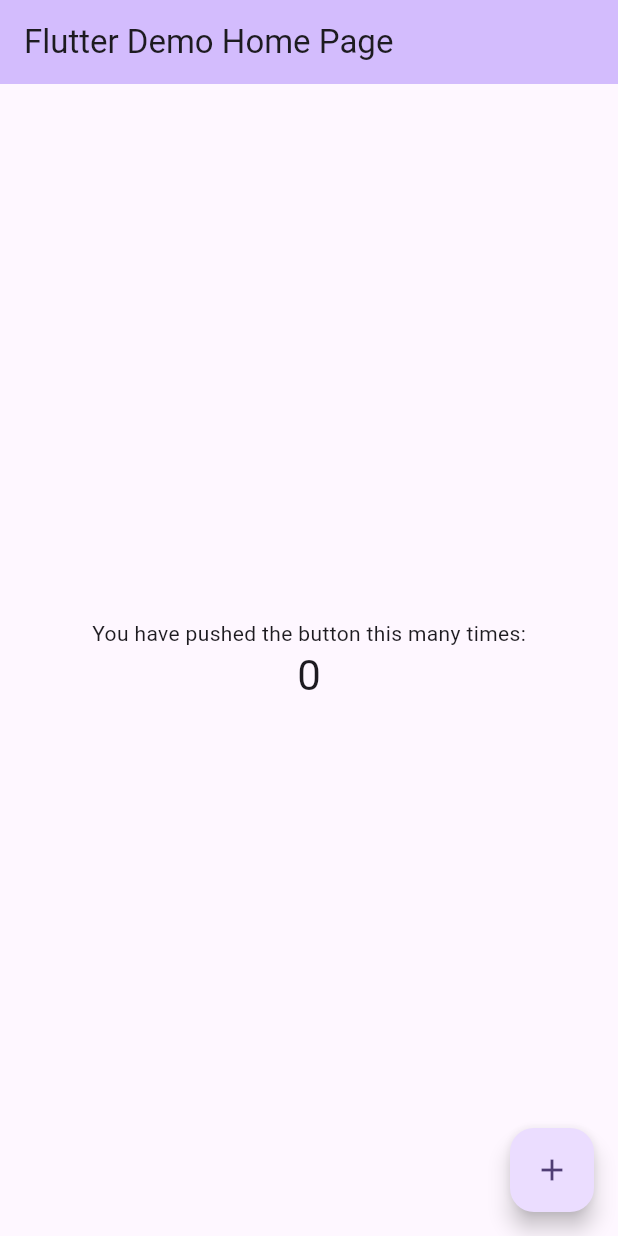
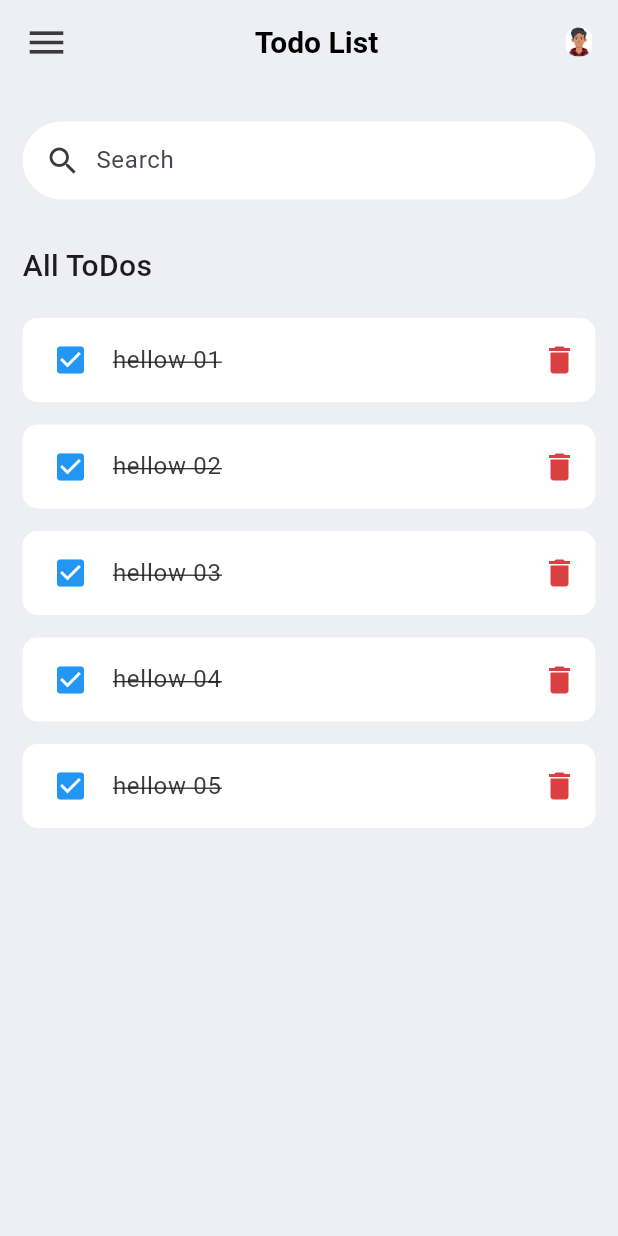
Before and after one commit to KosalaGunarathna/TodoApp-Flutter, a Flutter app: the screen it shows after launch, on a phone screen of 412 x 824 dp. Run offline on Flutter 3.47's test engine with Material 3 defaults, Android fonts, the phone set to English and light mode, and no system bars.

Commit message:
getting todo item to home page

```diff
--- /dev/null
+++ b/lib/color_theam/color.dart
@@ -0,0 +1,9 @@
+import 'package:flutter/material.dart';
+
+const Color tdRed = Color(0xFFDA4040);
+const Color tdBlue = Color(0xFF5F52EE);
+
+const Color tdBlack = Color(0xFF3A3A3A);
+const Color tdGrey = Color(0xFF717171);
+
+const Color tdBGColor = Color(0xFFEEEFF5);
--- a/lib/main.dart
+++ b/lib/main.dart
@@ -1,4 +1,6 @@
 import 'package:flutter/material.dart';
+import 'package:flutter/services.dart';
+import 'package:todoapp/screens/home.dart';
 
 void main() {
   runApp(const MyApp());
@@ -10,116 +12,14 @@
   // This widget is the root of your application.
   @override
   Widget build(BuildContext context) {
+    SystemChrome.setSystemUIOverlayStyle(
+      const SystemUiOverlayStyle(
+        statusBarColor: Colors.transparent, // Make status bar transparent
+      ),
+    );
     return MaterialApp(
-      title: 'Flutter Demo',
-      theme: ThemeData(
-        // This is the theme of your application.
-        //
-        // TRY THIS: Try running your application with "flutter run". You'll see
-        // the application has a purple toolbar. Then, without quitting the app,
-        // try changing the seedColor in the colorScheme below to Colors.green
-        // and then invoke "hot reload" (save your changes or press the "hot
-        // reload" button in a Flutter-supported IDE, or press "r" if you used
-        // the command line to start the app).
-        //
-        // Notice that the counter didn't reset back to zero; the application
-        // state is not lost during the reload. To reset the state, use hot
-        // restart instead.
-        //
-        // This works for code too, not just values: Most code changes can be
-        // tested with just a hot reload.
-        colorScheme: ColorScheme.fromSeed(seedColor: Colors.deepPurple),
-        useMaterial3: true,
-      ),
-      home: const MyHomePage(title: 'Flutter Demo Home Page'),
+      title: 'Todo App',
+      home: Home(),
     );
   }
 }
-
-class MyHomePage extends StatefulWidget {
-  const MyHomePage({super.key, required this.title});
-
-  // This widget is the home page of your application. It is stateful, meaning
-  // that it has a State object (defined below) that contains fields that affect
-  // how it looks.
-
-  // This class is the configuration for the state. It holds the values (in this
-  // case the title) provided by the parent (in this case the App widget) and
-  // used by the build method of the State. Fields in a Widget subclass are
-  // always marked "final".
-
-  final String title;
-
-  @override
-  State<MyHomePage> createState() => _MyHomePageState();
-}
-
-class _MyHomePageState extends State<MyHomePage> {
-  int _counter = 0;
-
-  void _incrementCounter() {
-    setState(() {
-      // This call to setState tells the Flutter framework that something has
-      // changed in this State, which causes it to rerun the build method below
-      // so that the display can reflect the updated values. If we changed
-      // _counter without calling setState(), then the build method would not be
-      // called again, and so nothing would appear to happen.
-      _counter++;
-    });
-  }
-
-  @override
-  Widget build(BuildContext context) {
-    // This method is rerun every time setState is called, for instance as done
-    // by the _incrementCounter method above.
-    //
-    // The Flutter framework has been optimized to make rerunning build methods
-    // fast, so that you can just rebuild anything that needs updating rather
-    // than having to individually change instances of widgets.
-    return Scaffold(
-      appBar: AppBar(
-        // TRY THIS: Try changing the color here to a specific color (to
-        // Colors.amber, perhaps?) and trigger a hot reload to see the AppBar
-        // change color while the other colors stay the same.
-        backgroundColor: Theme.of(context).colorScheme.inversePrimary,
-        // Here we take the value from the MyHomePage object that was created by
-        // the App.build method, and use it to set our appbar title.
-        title: Text(widget.title),
-      ),
-      body: Center(
-        // Center is a layout widget. It takes a single child and positions it
-        // in the middle of the parent.
-        child: Column(
-          // Column is also a layout widget. It takes a list of children and
-          // arranges them vertically. By default, it sizes itself to fit its
-          // children horizontally, and tries to be as tall as its parent.
-          //
-          // Column has various properties to control how it sizes itself and
-          // how it positions its children. Here we use mainAxisAlignment to
-          // center the children vertically; the main axis here is the vertical
-          // axis because Columns are vertical (the cross axis would be
-          // horizontal).
-          //
-          // TRY THIS: Invoke "debug painting" (choose the "Toggle Debug Paint"
-          // action in the IDE, or press "p" in the console), to see the
-          // wireframe for each widget.
-          mainAxisAlignment: MainAxisAlignment.center,
-          children: <Widget>[
-            const Text(
-              'You have pushed the button this many times:',
-            ),
-            Text(
-              '$_counter',
-              style: Theme.of(context).textTheme.headlineMedium,
-            ),
-          ],
-        ),
-      ),
-      floatingActionButton: FloatingActionButton(
-        onPressed: _incrementCounter,
-        tooltip: 'Increment',
-        child: const Icon(Icons.add),
-      ), // This trailing comma makes auto-formatting nicer for build methods.
-    );
-  }
-}
--- /dev/null
+++ b/lib/model/todo.dart
@@ -0,0 +1,17 @@
+class ToDo {
+  String? id;
+  String? todoText;
+  bool isDone;
+
+  ToDo({required this.id, required this.todoText, this.isDone = false});
+
+  static List<ToDo> todoList() {
+    return [
+      ToDo(id: '01', todoText: 'hellow 01',isDone: true),
+      ToDo(id: '02', todoText: 'hellow 02',isDone: true),
+      ToDo(id: '03', todoText: 'hellow 03'),
+      ToDo(id: '04', todoText: 'hellow 04'),
+      ToDo(id: '05', todoText: 'hellow 05'),
+    ];
+  }
+}
--- /dev/null
+++ b/lib/screens/home.dart
@@ -0,0 +1,105 @@
+import 'package:flutter/material.dart';
+import 'package:todoapp/color_theam/color.dart';
+import '../widgets/todo_item.dart';
+import '../model/todo.dart';
+
+class Home extends StatelessWidget {
+  Home({super.key});
+
+  final todoList = ToDo.todoList();
+
+  @override
+  Widget build(BuildContext context) {
+    return Scaffold(
+      backgroundColor: tdBGColor,
+      appBar: _buidAppBar(),
+      body: Container(
+          padding: EdgeInsets.symmetric(horizontal: 15, vertical: 15),
+          child: Column(
+            children: [
+              searchBox(),
+              Expanded(
+                child: ListView(
+                  children: [
+                    Container(
+                      margin: EdgeInsets.only(
+                        top: 10,
+                        bottom: 20,
+                      ),
+                      child: const Text(
+                        'All ToDos',
+                        style: TextStyle(
+                          fontSize: 20,
+                          fontWeight: FontWeight.w500,
+                        ),
+                      ),
+                    ),
+                    for (ToDo todoo in todoList)
+                    ToDoItem.ToDoItem(todo:todoo,),
+                  ],
+                ),
+              ),
+            ],
+          )),
+    );
+  }
+
+  Widget searchBox() {
+    return Container(
+      margin: EdgeInsets.only(top: 10, bottom: 20),
+      padding: const EdgeInsets.symmetric(horizontal: 15, vertical: 2),
+      decoration: BoxDecoration(
+        color: Colors.white,
+        borderRadius: BorderRadius.circular(30),
+      ),
+      child: const Row(
+        children: [
+          Icon(Icons.search, color: tdBlack),
+          SizedBox(width: 10),
+          Expanded(
+            child: TextField(
+              decoration: InputDecoration(
+                hintText: 'Search',
+                border: InputBorder.none,
+              ),
+            ),
+          ),
+        ],
+      ),
+    );
+  }
+
+  AppBar _buidAppBar() {
+    return AppBar(
+      centerTitle: true,
+      backgroundColor: tdBGColor,
+      elevation: 0,
+      title: Row(
+        mainAxisAlignment: MainAxisAlignment.spaceBetween,
+        children: [
+          const Icon(
+            Icons.menu,
+            color: tdBlack,
+            size: 30,
+          ),
+          const Text(
+            'Todo List',
+            style: TextStyle(
+              color: Colors.black,
+              fontSize: 20,
+              fontWeight: FontWeight.bold,
+            ),
+          ),
+          Container(
+            height: 20,
+            width: 20,
+            child: ClipRRect(
+              borderRadius: BorderRadius.circular(20),
+              child: Image.asset('assets/images/profile.jpg'),
+            ),
+          ),
+        ],
+      ),
+    );
+  }
+}
--- /dev/null
+++ b/lib/widgets/todo_item.dart
@@ -0,0 +1,49 @@
+import 'package:flutter/material.dart';
+import 'package:todoapp/color_theam/color.dart';
+import 'package:todoapp/model/todo.dart';
+
+class ToDoItem extends StatelessWidget {
+  final ToDo todo;
+  const ToDoItem.ToDoItem({Key? key, required this.todo}) : super(key: key);
+
+  @override
+  Widget build(BuildContext context) {
+    return Container(
+        margin: EdgeInsets.only(bottom: 15),
+        child: ListTile(
+            contentPadding: const EdgeInsets.only(
+              left: 20,
+            ),
+            onTap: () {
+              print("click on todo items");
+            },
+            shape: RoundedRectangleBorder(
+              borderRadius: BorderRadius.circular(10),
+            ),
+            tileColor: Colors.white,
+
+            // ✅ Checkbox icon
+            leading: const Icon(
+              Icons.check_box,
+              color: Colors.blue,
+            ),
+
+            // ✅ text
+            title:  Text(
+              todo.todoText!,
+              style: TextStyle(
+                fontSize: 16,
+                color: tdBlack,
+                decoration: TextDecoration.lineThrough,
+              ),
+            ),
+
+            /// ✅ delet button
+            trailing: IconButton(
+              icon: const Icon(Icons.delete, color: tdRed),
+              onPressed: () {
+                print('click delet button');
+              },
+            )));
+  }
+}
--- a/pubspec.yaml
+++ b/pubspec.yaml
@@ -59,7 +59,8 @@ flutter:
   uses-material-design: true
 
   # To add assets to your application, add an assets section, like this:
-  # assets:
+  assets:
+    - assets/images/profile.jpg
   #   - images/a_dot_burr.jpeg
   #   - images/a_dot_ham.jpeg
 
```
Also changed, not shown: assets/images/profile.jpg (added).
